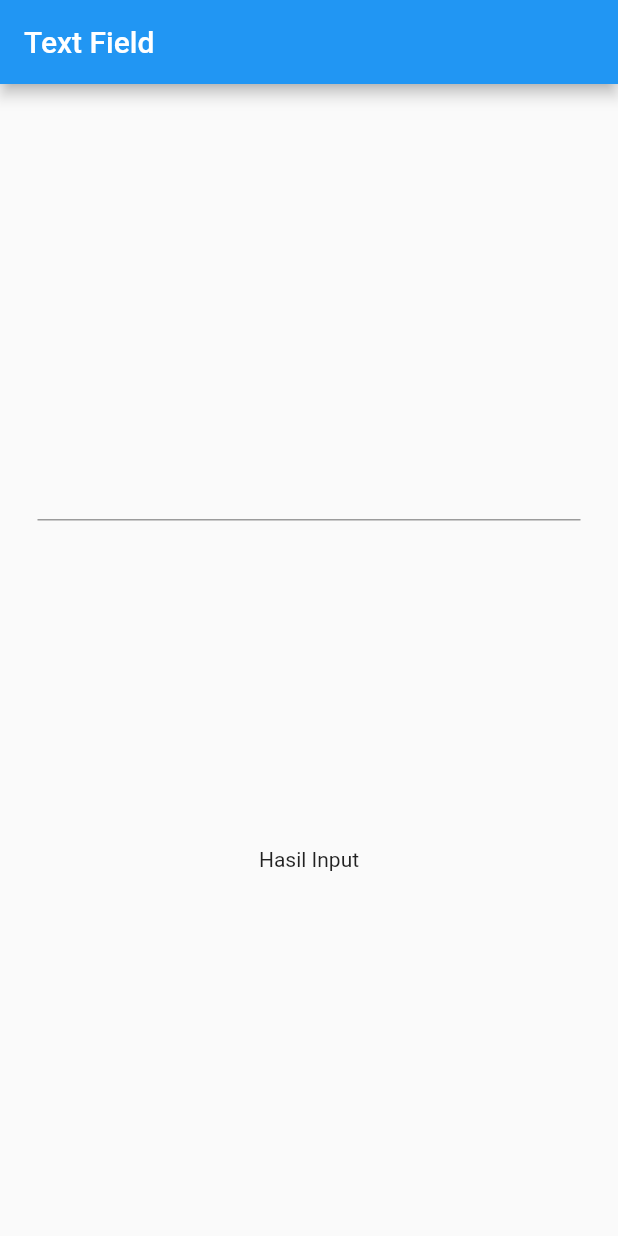
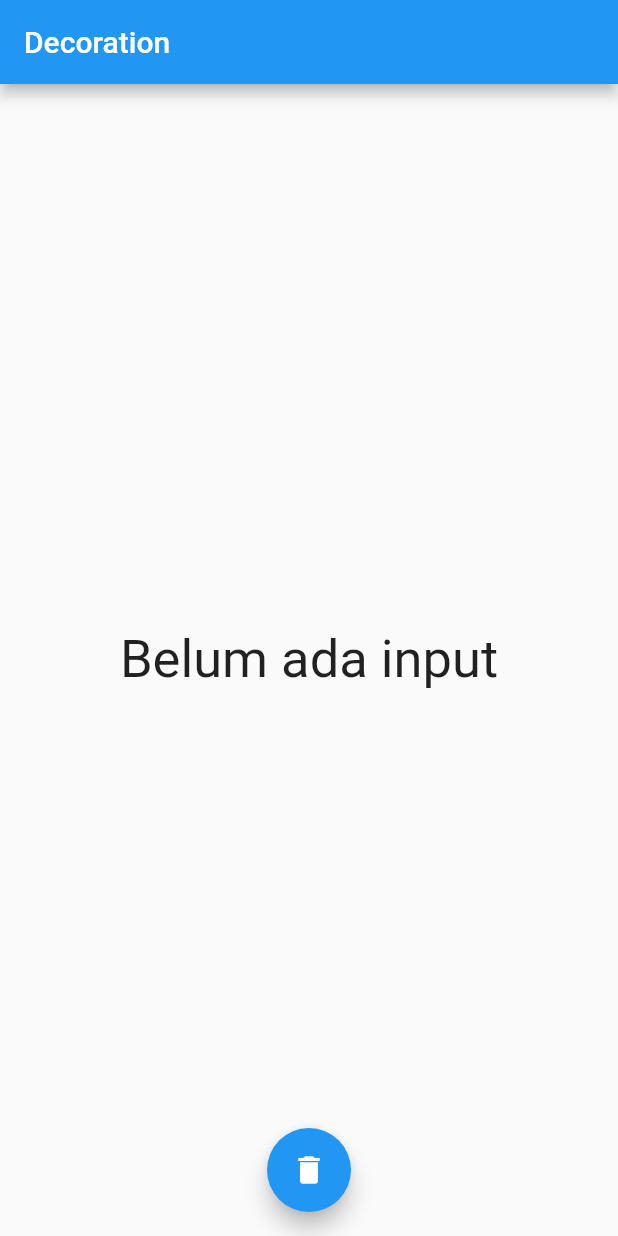
Before and after one commit to chanddut/Learn-Flutter, a Flutter app: the screen it shows after launch, on a phone screen of 412 x 824 dp. Run offline on Flutter 3.47's test engine with Material 2 defaults, Android fonts, the phone set to English and light mode, and no system bars.

Commit message:
Flutter Commit

```diff
--- a/lib/main.dart
+++ b/lib/main.dart
@@ -1,5 +1,6 @@
+import 'dart:math';
+
 import 'package:flutter/material.dart';
-import 'package:intl/intl.dart';
 
 void main() {
   runApp(MyApp());
@@ -391,50 +392,158 @@ void main() {
 //   }
 // }
 
-class MyApp extends StatefulWidget {
+// class MyApp extends StatefulWidget {
+//   @override
+//   State<MyApp> createState() => _MyAppState();
+// }
+
+// class _MyAppState extends State<MyApp> {
+//   final TextEditingController myController = TextEditingController();
+
+//   String hasil = "Hasil Input";
+
+//   @override
+//   Widget build(BuildContext context) {
+//     return MaterialApp(
+//       home: Scaffold(
+//         appBar: AppBar(
+//           title: Text("Text Field"),
+//         ),
+//         body: Center(
+//             child: Padding(
+//           padding: const EdgeInsets.all(25),
+//           child: Column(
+//             mainAxisAlignment: MainAxisAlignment.spaceEvenly,
+//             children: [
+//               TextField(
+//                 controller: myController,
+//                 onChanged: (value) {
+//                   print("ONCHANGED");
+//                 },
+//                 onSubmitted: (value) {
+//                   print(value);
+//                   setState(() {
+//                     hasil = value;
+//                   });
+//                 },
+//                 onEditingComplete: () {
+//                   print("Edit Success");
+//                   print(myController.text);
+//                 },
+//               ),
+//               Text(hasil)
+//             ],
+//           ),
+//         )),
+//       ),
+//     );
+//   }
+// }
+
+// class MyApp extends StatelessWidget {
+//   final List<Container> myList = List.generate(90, (index) {
+//     return Container(
+//       color: Color.fromARGB(255, Random().nextInt(256), Random().nextInt(256),
+//           Random().nextInt(256)),
+//     );
+//   });
+
+//   @override
+//   Widget build(BuildContext context) {
+//     return MaterialApp(
+//       home: Scaffold(
+//         appBar: AppBar(
+//           title: Text("Grid View"),
+//           centerTitle: true,
+//         ),
+//         body: // GridView(
+//             //   padding: EdgeInsets.all(10),
+//             //   gridDelegate: SliverGridDelegateWithFixedCrossAxisCount(
+//             //     crossAxisCount: 3,
+//             //     mainAxisSpacing: 10,
+//             //     crossAxisSpacing: 10,
+//             //     childAspectRatio: 4 / 3,
+//             //   ),
+//             //  children: myList,
+
+//             //Easiest Way
+//             GridView.count(
+//           crossAxisCount: 3,
+//           mainAxisSpacing: 10,
+//           crossAxisSpacing: 10,
+//           childAspectRatio: 4 / 3,
+//           padding: EdgeInsets.all(10),
+//           children: myList,
+//         ),
+//       ),
+//     );
+//   }
+// }
+
+class MyApp extends StatelessWidget {
   @override
-  State<MyApp> createState() => _MyAppState();
+  Widget build(BuildContext context) {
+    return MaterialApp(
+      home: MyHomePage(),
+    );
+  }
 }
 
-class _MyAppState extends State<MyApp> {
-  final TextEditingController myController = TextEditingController();
+class MyHomePage extends StatefulWidget {
+  @override
+  State<MyHomePage> createState() => _MyHomePageState();
+}
 
-  String hasil = "Hasil Input";
+class _MyHomePageState extends State<MyHomePage> {
+  String data = "Belum ada input";
 
   @override
   Widget build(BuildContext context) {
-    return MaterialApp(
-      home: Scaffold(
+    return Scaffold(
       appBar: AppBar(
-          title: Text("Text Field"),
+        title: Text("Decoration"),
       ),
       body: Center(
-            child: Padding(
-          padding: const EdgeInsets.all(25),
-          child: Column(
-            mainAxisAlignment: MainAxisAlignment.spaceEvenly,
-            children: [
-              TextField(
-                controller: myController,
-                onChanged: (value) {
-                  print("ONCHANGED");
+          child: Text(
+        data,
+        style: TextStyle(fontSize: 35),
+      )),
+      floatingActionButton: FloatingActionButton(
+        onPressed: () {
+          print("Telah Di klik");
+          showDialog(
+              context: context,
+              builder: (context) {
+                return AlertDialog(
+                  title: Text(
+                    "Confirm Exit",
+                    textAlign: TextAlign.center,
+                  ),
+                  content: Text("Are you sure want to delete this item ?"),
+                  actions: [
+                    TextButton(
+                        onPressed: () {
+                          setState(() {
+                            data = "False";
+                          });
+                          Navigator.of(context).pop();
                         },
-                onSubmitted: (value) {
-                  print(value);
+                        child: Text("No")),
+                    TextButton(
+                        onPressed: () {
                           setState(() {
-                    hasil = value;
+                            data = "True";
+                          });
+                          Navigator.of(context).pop();
+                        },
+                        child: Text("Yes")),
+                  ],
+                );
               });
         },
-                onEditingComplete: () {
-                  print("Edit Success");
-                  print(myController.text);
-                },
+        child: Icon(Icons.delete),
       ),
-              Text(hasil)
-            ],
-          ),
-        )),
-      ),
+      floatingActionButtonLocation: FloatingActionButtonLocation.centerFloat,
     );
   }
 }
```
Also changed, not shown: 1 other file. Lines whose indentation alone changed are shown as unchanged.
